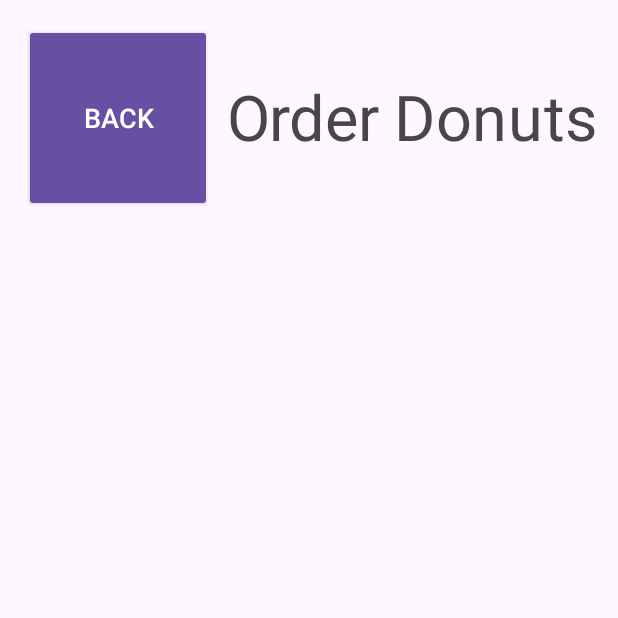
After one commit to benleiby/OrderManagerForAndroid, an Android app: the DonutActivity screen opened directly, with no data from a screen before it, on a phone screen of 412 x 824 dp, the top half of it. The commit adds this screen. Run offline under Robolectric (Android 15) with nearby library versions, the phone set to English and light mode, and no system bars.

Commit message:
Created donutActivity, worked out navigation.

```diff
--- a/app/src/main/AndroidManifest.xml
+++ b/app/src/main/AndroidManifest.xml
@@ -13,6 +13,9 @@
             android:theme="@style/Theme.OrderManagerForAndroid"
             tools:targetApi="31">
         <activity
+                android:name=".DonutActivity"
+                android:exported="false"/>
+        <activity
                 android:name=".MainActivity"
                 android:exported="true">
             <intent-filter>
--- /dev/null
+++ b/app/src/main/java/com/example/ordermanagerforandroid/DonutActivity.java
@@ -0,0 +1,21 @@
+package com.example.ordermanagerforandroid;
+
+import android.content.Intent;
+import android.view.View;
+import androidx.appcompat.app.AppCompatActivity;
+import android.os.Bundle;
+
+public class DonutActivity extends AppCompatActivity {
+
+    @Override
+    protected void onCreate(Bundle savedInstanceState) {
+
+        super.onCreate(savedInstanceState);
+        setContentView(R.layout.activity_donut);
+
+    }
+
+    public void back(View view) {
+        finish();
+    }
+}
--- /dev/null
+++ b/app/src/main/res/layout/activity_donut.xml
@@ -0,0 +1,25 @@
+<?xml version="1.0" encoding="utf-8"?>
+<androidx.constraintlayout.widget.ConstraintLayout
+        xmlns:android="http://schemas.android.com/apk/res/android"
+        xmlns:tools="http://schemas.android.com/tools"
+        xmlns:app="http://schemas.android.com/apk/res-auto"
+        android:layout_width="match_parent"
+        android:layout_height="match_parent"
+        tools:context=".DonutActivity">
+    <Button
+            android:text="@string/back"
+            android:layout_width="125dp"
+            android:layout_height="125dp" android:id="@+id/backButton"
+            style="@style/Widget.AppCompat.Button" android:textSize="18sp" app:layout_constraintStart_toStartOf="parent"
+            android:layout_marginStart="16dp" app:layout_constraintTop_toTopOf="parent"
+            android:layout_marginTop="16dp"
+            android:onClick="back"/>
+    <TextView
+            android:text="@string/order_donuts"
+            android:layout_width="wrap_content"
+            android:layout_height="wrap_content" android:id="@+id/orderDonuts"
+            android:scaleX="3" android:scaleY="3" android:layout_marginStart="92dp"
+            app:layout_constraintStart_toEndOf="@+id/backButton" android:layout_marginEnd="95dp"
+            app:layout_constraintEnd_toEndOf="parent" app:layout_constraintTop_toTopOf="parent"
+            android:layout_marginTop="67dp" android:fontFamily="sans-serif"/>
+</androidx.constraintlayout.widget.ConstraintLayout>
--- a/app/src/main/res/layout/activity_main.xml
+++ b/app/src/main/res/layout/activity_main.xml
@@ -27,7 +27,8 @@
         <Button
                 android:text="@string/donut_button_text"
                 android:layout_width="match_parent"
-                android:layout_height="166dp" android:id="@+id/donutButton" android:textSize="48sp"/>
+                android:layout_height="166dp" android:id="@+id/donutButton" android:textSize="48sp"
+                android:onClick="onDonutButtonClick"/>
         <Button
                 android:text="@string/coffee_button_text"
                 android:layout_width="match_parent"
--- a/app/src/main/res/values/strings.xml
+++ b/app/src/main/res/values/strings.xml
@@ -6,4 +6,6 @@
     <string name="coffee_button_text">Coffee</string>
     <string name="current_order_button_text">Current Order</string>
     <string name="order_list_button_text">Order List</string>
+    <string name="back">Back</string>
+    <string name="order_donuts">Order Donuts</string>
 </resources>
```
Also changed, not shown: app/src/main/java/com/example/ordermanagerforandroid/MainActivity.java (+14 -1 lines).
